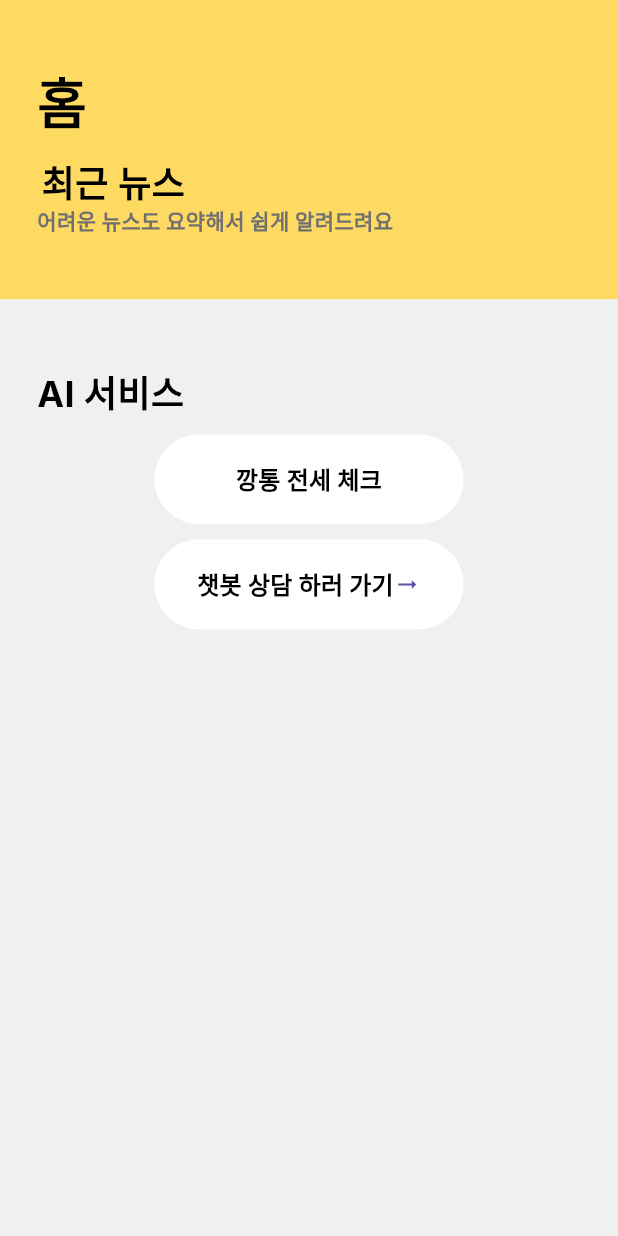
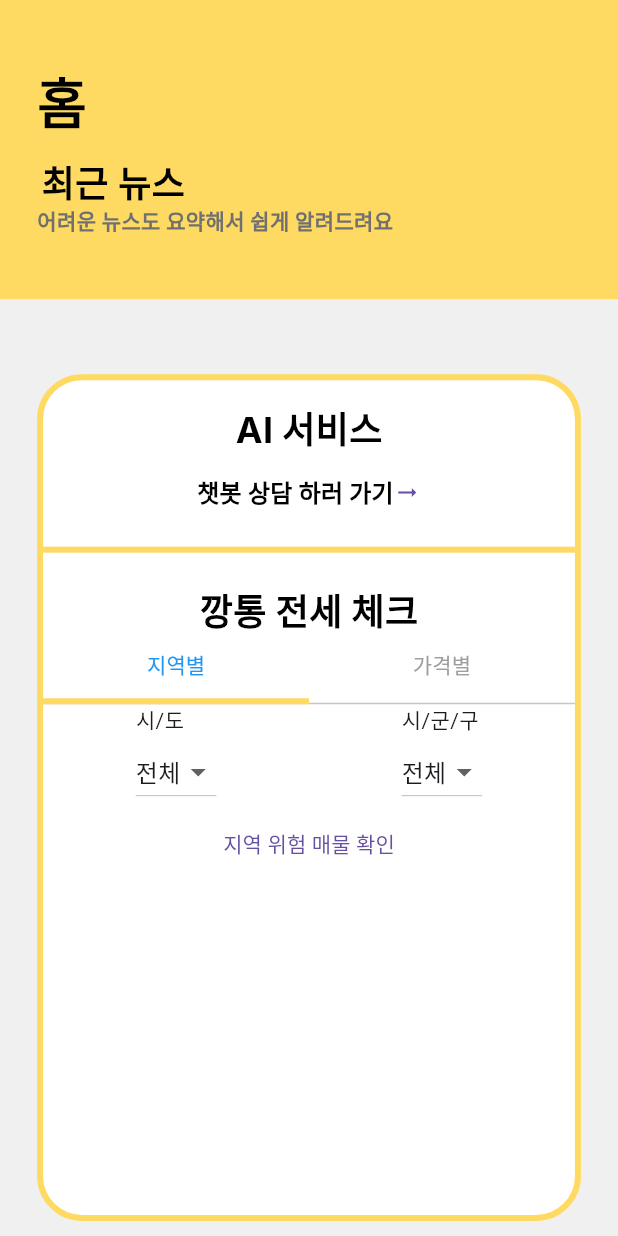
Before and after one commit to KNU-Eight/TeamProject-Eight, a Flutter app: the HomePage screen opened directly with empty values, on a phone screen of 412 x 824 dp. Run offline on Flutter 3.47's test engine with Material 3 defaults, Android fonts, the phone set to English and light mode, and no system bars; our stand-ins replace cloud_firestore, firebase_auth, firebase_core, flutter_dotenv, get, google_sign_in; accounts and stored records are empty; network calls fail; Roboto replaces fonts that are missing (Inter).

Commit message:
f메인 홈 페이지 UI 수정, 지역별 전세/매매가 파싱 추가

```diff
--- a/lib/screens/chatbot_page.dart
+++ b/lib/screens/chatbot_page.dart
@@ -189,6 +189,7 @@ class _ChatbotPageState extends State<ChatbotPage>{
                   children: [
                     Expanded( // 빈 공간을 채우도록 설정
                       child: Container(
+                        padding: EdgeInsets.only(top: 20),
                         decoration: const BoxDecoration(
                           color: Colors.white,
                           borderRadius: BorderRadius.only(
--- a/lib/screens/home_page.dart
+++ b/lib/screens/home_page.dart
@@ -1,4 +1,6 @@
 import 'package:flutter/material.dart';
+import 'package:get/get.dart';
+import 'package:prevent_rental_fraud/global_value_controller.dart';
 import 'package:prevent_rental_fraud/widgets/news_list_builder.dart';
 
 class HomePage extends StatefulWidget {
@@ -14,9 +16,17 @@ class HomePage extends StatefulWidget {
   createState() => _HomePageState();
 }
 class _HomePageState extends State<HomePage>{
+  var valueController = Get.find<GlobalValueController>();
   bool isPressedAIService1 = false;
   bool isTextButtonCloseDelayed = false;
   bool isShowCheckListDelayed = false;
+
+  @override
+  void initState(){
+    super.initState();
+    valueController.initSiDoList();
+  }
+
   @override
   Widget build(BuildContext context) {
     final screenWidth = MediaQuery.of(context).size.width;
@@ -105,12 +115,34 @@ class _HomePageState extends State<HomePage>{
                 ),
               ),
             ),
-            Positioned(
-              left: screenWidth * startPosition,
+            Positioned.fill(
+              left: 0,
               top: screenHeight * startPosition + 200,
-              child: Text(
-                'AI 서비스',
-                textAlign: TextAlign.center,
+              child: Column(
+                crossAxisAlignment: CrossAxisAlignment.center,
+                spacing: 10,
+                children: [
+                  Expanded(
+                    child: Container(
+                    padding: EdgeInsets.symmetric(vertical: 20),
+                    margin: EdgeInsets.only(bottom: 10),
+                    width: screenWidth * 0.88,
+                    decoration: ShapeDecoration(
+                      color: Colors.white,
+                      shape: RoundedRectangleBorder(
+                        borderRadius: BorderRadius.all(Radius.circular(30)),
+                        side: BorderSide(
+                          color:  const Color(0xFFFFDA62),
+                          width: 4,
+                          // strokeAlign: 1
+                        )
+                      ),
+                    ),
+                    child: Column(
+                      children: [
+                        Text(
+                          "AI 서비스",
+                          textAlign: TextAlign.start,
                           style: TextStyle(
                             color: Colors.black,
                             fontSize: 24,
@@ -118,97 +150,6 @@ class _HomePageState extends State<HomePage>{
                             fontWeight: FontWeight.w700,
                             height: 1,
                           ),
-              ),
-            ),
-            Positioned(
-              left: screenWidth * 0.25,
-              top: screenHeight * startPosition + 240,
-              child: Column(
-                spacing: 10,
-                children: [
-                  Column(
-                    children: [
-                      TextButton(
-                        onPressed: () {
-                          setState(() {
-                            isPressedAIService1 = !isPressedAIService1;
-                          });
-                          if(!isTextButtonCloseDelayed){
-                            setState(() {
-                              isTextButtonCloseDelayed = !isTextButtonCloseDelayed;
-                            });
-                          } else {
-                            Future.delayed(Duration(milliseconds: 230), (){
-                              setState(() {
-                                isTextButtonCloseDelayed = !isTextButtonCloseDelayed;
-                              });
-                            });
-                          }
-                          if(!isShowCheckListDelayed) {
-                            Future.delayed(Duration(milliseconds: 200), () {
-                              setState(() {
-                                isShowCheckListDelayed = !isShowCheckListDelayed;
-                              });
-                            });
-                          } else{
-                            setState(() {
-                              isShowCheckListDelayed = !isShowCheckListDelayed;
-                            });
-                          }
-                        },
-                        style: TextButton.styleFrom(
-                          shape: isTextButtonCloseDelayed ? RoundedRectangleBorder(borderRadius: BorderRadius.only(topLeft: Radius.circular(30), topRight: Radius.circular(30)))
-                              : RoundedRectangleBorder(borderRadius: BorderRadius.circular(30)),
-                          backgroundColor: Colors.white,
-                          fixedSize: Size(screenWidth * 0.5, 60),
-                        ),
-                        child: Text(
-                          '깡통 전세 체크',     //이 부분에 사용자 접근성을 고려한 AI간략화 기능이 있으면 좋을듯
-                          textAlign: TextAlign.center,
-                          style: TextStyle(
-                            color: Colors.black,
-                            fontSize: 16,
-                            fontFamily: 'Inter',
-                            fontWeight: FontWeight.w600,
-                            height: 1,
-                          ),
-                        ),
-                      ),
-                      AnimatedContainer(
-                        clipBehavior: Clip.hardEdge,
-                        padding: EdgeInsets.symmetric(vertical: 5),
-                        width: screenWidth * 0.5,
-                        height: isPressedAIService1 ? 180 : 0,
-                        decoration: ShapeDecoration(
-                          color: Colors.white,
-                          shape: RoundedRectangleBorder(
-                            borderRadius: BorderRadius.only(bottomRight: Radius.circular(30), bottomLeft: Radius.circular(30)),
-                          ),
-                        ),
-                        duration: Duration(milliseconds: 300),
-                        child: Column(
-                          children: [
-                            for(int i = 0; i < 5; i++)
-                              AnimatedSwitcher(
-                                duration: Duration(milliseconds: 100 * i + 100),
-                                child: isShowCheckListDelayed ? Row(
-                                    mainAxisAlignment: MainAxisAlignment.spaceAround,
-                                    children: [
-                                      Row(
-                                          spacing: 5,
-                                          children: [
-                                            Icon(Icons.circle, size: 5),
-                                            Text("$i 번째 체크 리스트")
-                                          ]
-                                      ),
-                                      Icon(Icons.check_circle, size: 15, color: Colors.green)
-                                    ]
-                                ) : SizedBox.shrink(),
-                              )
-                          ],
-                        ),
-                      ),
-                    ],
                         ),
                         TextButton(
                           onPressed: (){
@@ -238,12 +179,123 @@ class _HomePageState extends State<HomePage>{
                             )
                           )
                         ),
+                        Divider(
+                          color: const Color(0xFFFFDA62),
+                          thickness: 4,
+                        ),
+                        SizedBox(
+                          height: 20,
+                        ),
+                        Text(
+                          "깡통 전세 체크",
+                          textAlign: TextAlign.start,
+                          style: TextStyle(
+                            color: Colors.black,
+                            fontSize: 24,
+                            fontFamily: 'Inter',
+                            fontWeight: FontWeight.w700,
+                            height: 1,
+                          ),
+                        ),
+                        Expanded(
+                          child: DefaultTabController(
+                            length: 2,
+                            child: Column(
+                              children: [
+                                TabBar(
+                                  indicatorSize: TabBarIndicatorSize.tab,
+                                  indicatorColor: const Color(0xFFFFDA62),
+                                  indicatorWeight: 4.0,
+                                  tabs: [
+                                    Tab(text: '지역별'),
+                                    Tab(text: '가격별'),
                                   ],
+                                  labelColor: Colors.blue,
+                                  unselectedLabelColor: Colors.grey,
+                                ),
+                                Expanded(
+                                  child: TabBarView(
+                                    children: [
+                                      Column(
+                                        children: [
+                                          Row(
+                                            mainAxisAlignment: MainAxisAlignment.spaceAround,
+                                            crossAxisAlignment: CrossAxisAlignment.start,
+                                            children: [
+                                              Column(
+                                                crossAxisAlignment: CrossAxisAlignment.start,
+                                                children: [
+                                                  Text(
+                                                    "시/도"
+                                                  ),
+                                                  Obx(() =>
+                                                    DropdownButton<String>(
+                                                      value: valueController.selectedSiDoValue.keys.first,
+                                                      items: valueController.siDoList.keys.map((String value){
+                                                        return DropdownMenuItem<String>(
+                                                          value: value,
+                                                          child: Text(value),
+                                                        );
+                                                      }).toList(),
+                                                      onChanged: (String? selectedValue) async {
+                                                        valueController.selectedSiDoValue.value = {selectedValue!: valueController.siDoList[selectedValue]!};
+                                                        await valueController.getSggList();
+                                                      },
+                                                    ),
+                                                  )
+                                                ],
+                                              ),
+                                              Column(
+                                                crossAxisAlignment: CrossAxisAlignment.start,
+                                                children: [
+                                                  Text(
+                                                    "시/군/구"
+                                                  ),
+                                                  Obx(() => DropdownButton<String>(
+                                                    value: valueController.selectedSggValue.keys.first,
+                                                    items: valueController.sggList.keys.map((String value){
+                                                      return DropdownMenuItem<String>(
+                                                        value: value,
+                                                        child: Text(value),
+                                                      );
+                                                    }).toList(),
+                                                    onChanged: (String? selectedValue){
+                                                      valueController.selectedSggValue.value = {selectedValue!: valueController.sggList[selectedValue]!};
+                                                    },
+                                                  ),
+                                                  )
+                                                ],
+                                              )
+                                            ]
+                                          ),
+                                          TextButton(
+                                            onPressed: () {
+                                              valueController.getDepositAndSellPrice();
+                                            },
+                                            child: Text(
+                                              "지역 위험 매물 확인"
+                                            ),
+                                          )
+                                        ]
+                                      ),
+                                      Center(child: Text('탭 2 내용')),
+                                    ],
+                                  ),
+                                )
+                              ],
+                            ),
                           )
                         ),
                       ],
                     ),
                   ),
+                  )
+                ],
+              )
+            ),
+          ],
+        )
+      ),
     );
   }
 }
--- a/pubspec.yaml
+++ b/pubspec.yaml
@@ -41,6 +41,9 @@ dependencies:
   firebase_auth: ^5.5.4
   cloud_firestore: ^5.6.8
   google_sign_in: ^6.3.0
+  dotenv: ^4.2.0
+  flutter_dotenv: ^5.2.1
+  xml: ^6.5.0
 
 dev_dependencies:
   flutter_test:
@@ -59,6 +62,9 @@ dev_dependencies:
 # The following section is specific to Flutter packages.
 flutter:
 
+  # To use images in assets directory
+  assets:
+    - assets/config/.env
   # The following line ensures that the Material Icons font is
   # included with your application, so that you can use the icons in
   # the material Icons class.
```
Also changed, not shown: lib/global_value_controller.dart (+121 -0 lines), lib/widgets/draw_bubble.dart (+7 -2 lines), pubspec.lock, 6 other files. Lines whose indentation alone changed are shown as unchanged.
